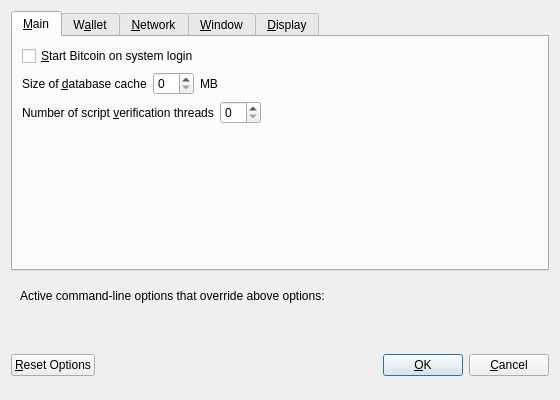
Qt form src/qt/forms/optionsdialog.ui (utopiacoin/utopiacoin2) before a commit.
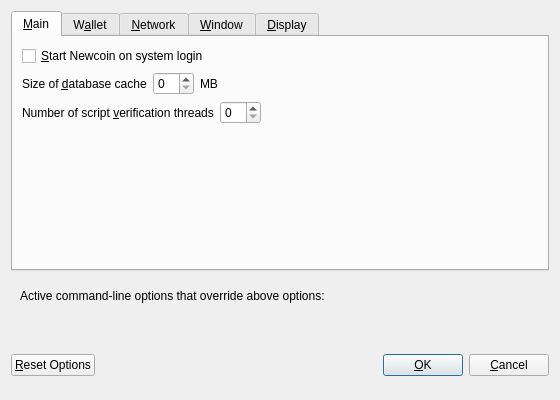
The same form after that commit. Custom widgets are drawn as their Qt base class.

Diff of the .ui file:
```diff
--- a/src/qt/forms/optionsdialog.ui
+++ b/src/qt/forms/optionsdialog.ui
@@ -33,7 +33,7 @@
           <string>Automatically start Bitcoin after logging in to the system.</string>
          </property>
          <property name="text">
-          <string>&amp;Start Bitcoin on system login</string>
+          <string>&amp;Start Newcoin on system login</string>
          </property>
         </widget>
        </item>
```
Left out of the diff: 10 changed lines with no effect on the pictures.
